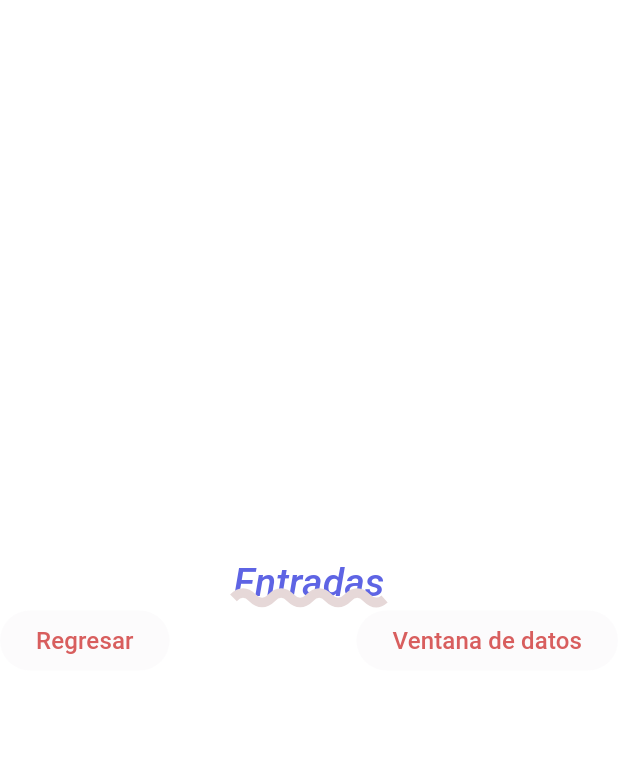
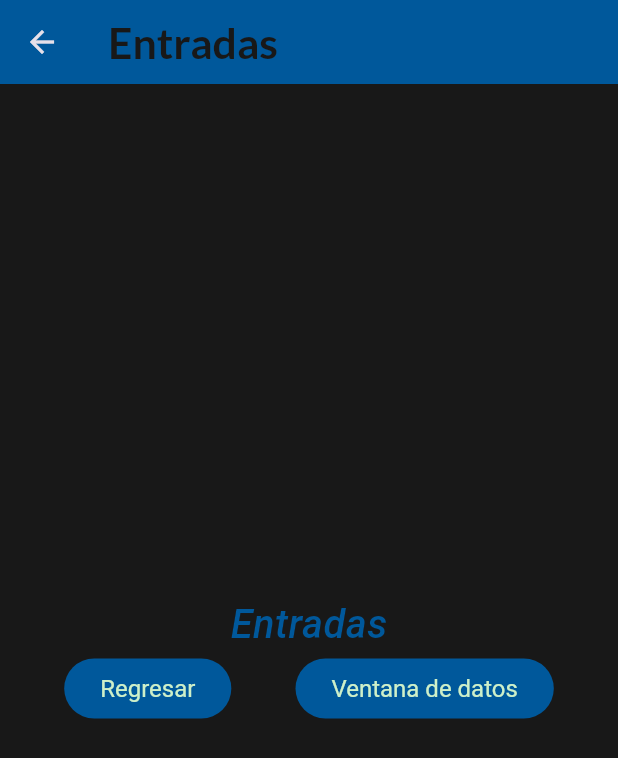
Before and after one commit to PacoDeLuis/componentes_flutter, a Flutter app: the screen it shows after launch, after a tap on "Entradas", on a phone screen of 412 x 824 dp. Shown: the top 758 px of the screen. Run offline on Flutter 3.47's test engine with Material 3 defaults, Android fonts, the phone set to English and light mode, and no system bars; our stand-ins replace google_fonts; Roboto replaces fonts that are missing (Aclonica, Acme).

Commit message:
Changing the AppThme

```diff
--- a/lib/screens/home_screen.dart
+++ b/lib/screens/home_screen.dart
@@ -24,8 +24,14 @@ class HomeScreen extends StatelessWidget {
             ),
             subtitle:  Text('Introduciendo valores',
             style: AppTheme.darkTheme.textTheme.bodySmall),
-            leading: const Icon(Icons.input),
-            trailing: const Icon(Icons.arrow_right_alt_rounded),
+            leading: IconTheme(
+              data: AppTheme.darkTheme.iconTheme,
+              child: const Icon(Icons.input),
+              ),
+            trailing: IconTheme(
+              data: AppTheme.darkTheme.iconTheme,
+              child: const Icon(Icons.arrow_right_alt_rounded),
+              ),
             onTap: () {
               final ruta1 = MaterialPageRoute(builder: (context){
                 return const InputsScreen();
@@ -38,8 +44,14 @@ class HomeScreen extends StatelessWidget {
             title: Text('Listview.builder',
             style: AppTheme.darkTheme.textTheme.headlineLarge,),
             subtitle:  Text('Lista con scroll infinito', style: AppTheme.darkTheme.textTheme.bodySmall),
-            leading: const Icon(Icons.list),
-            trailing: const Icon(Icons.arrow_circle_right_rounded),
+            leading: IconTheme(
+              data: AppTheme.darkTheme.iconTheme,
+              child: const Icon(Icons.list),
+              ),
+            trailing: IconTheme(
+              data: AppTheme.darkTheme.iconTheme,
+              child: const Icon(Icons.arrow_right_alt_rounded),
+              ),
             onTap: () {
               final ruta2 = MaterialPageRoute(builder: (context){
                 return const InfiniteScrollScreen();
@@ -52,8 +64,15 @@ class HomeScreen extends StatelessWidget {
             title: Text('Notificaciones',
             style: AppTheme.darkTheme.textTheme.headlineLarge,),
             subtitle: Text('Mostrar una notificación', style: AppTheme.darkTheme.textTheme.bodySmall),
-            leading: const Icon(Icons.notification_add),
-            trailing: const Icon(Icons.arrow_right_alt_rounded),
+            leading: IconTheme(
+              data: AppTheme.darkTheme.iconTheme,
+              child: const Icon(Icons.notification_add),
+              ),
+
+            trailing: IconTheme(
+              data: AppTheme.darkTheme.iconTheme,
+              child: const Icon(Icons.arrow_right_alt_rounded),
+              ),
             onTap: () {
               final ruta3 = MaterialPageRoute(builder: (context){
                 return const NotificationsScreen();
--- a/lib/screens/inputs_screen.dart
+++ b/lib/screens/inputs_screen.dart
@@ -11,13 +11,17 @@ class InputsScreen extends StatefulWidget {
 class _InputsScreenState extends State<InputsScreen> {
   @override
   Widget build(BuildContext context) {
-    return Column(
+    return Scaffold(
+      appBar: AppBar(
+        title: const Text('Entradas'),
+      ),
+      body: Column(
         mainAxisAlignment: MainAxisAlignment.center,
         children: [Text('Entradas',
         style: AppTheme.darkTheme.textTheme.headlineLarge,
         ),
         Row(
-        mainAxisAlignment: MainAxisAlignment.spaceBetween,
+          mainAxisAlignment: MainAxisAlignment.spaceEvenly,
           children: [
             ElevatedButton(onPressed: null,
             child: Text('Regresar',
@@ -32,6 +36,7 @@ class _InputsScreenState extends State<InputsScreen> {
           ],
         )
         ],
+      ),
     );
   }
 }
--- a/lib/theme/app_theme.dart
+++ b/lib/theme/app_theme.dart
@@ -1,39 +1,61 @@
-//Definicion de los temas de estilo de la app
+// Definición de los temas de estilo de la app
 import 'package:flutter/material.dart';
 import 'package:google_fonts/google_fonts.dart';
 
 class AppTheme{
-  //Constante de color primario
-  static const primaryColor = Color.fromARGB(248, 89, 96, 227);
-  //Constante de color secundariio
-  static const secondaryColor = Color.fromARGB(255, 216, 94, 94);
-  //Constante de color de fondo
-  static const backColor = Color.fromARGB(248, 46, 46, 46);
-
-  //Constante de tema
+  // Constante de color primario
+  static const primaryColor = Color.fromARGB(255, 0, 88, 155);
+  // Constante de color secundario
+  static const secondaryColor = Color.fromARGB(255, 206, 240, 201);
+  // Constante de color de fondo
+  static const backColor = Color.fromARGB(255, 24, 24, 24);
+  // Constante de tema
   static final ThemeData darkTheme = ThemeData.dark().copyWith(
     scaffoldBackgroundColor: backColor,
-        appBarTheme: const AppBarTheme(color: primaryColor,
+    appBarTheme: AppBarTheme(
+      color: primaryColor,
+      titleTextStyle: GoogleFonts.lato(
+        color: backColor,
+        fontSize: 28.5,
+        fontWeight: FontWeight.bold,
+      ),
+    ),
+    iconTheme: const IconThemeData(
+      color: primaryColor,
+      size: 35.0,
+    ),
+    elevatedButtonTheme: ElevatedButtonThemeData(
+      style: ButtonStyle(
+        backgroundColor: MaterialStateProperty.all(
+          primaryColor,
+        ),
+        foregroundColor: MaterialStateProperty.all(
+          Colors.blueAccent
+        ),
+        textStyle: MaterialStateProperty.all(
+          GoogleFonts.pacifico(
+            fontSize: 25.0,
+          )),
+      ),
     ),
     textTheme: TextTheme(
-          //Titulos muy grandes
-          headlineLarge: GoogleFonts.aclonica(
+      // Títulos muy grandes
+      headlineLarge: GoogleFonts.acme(
         color: primaryColor,
-            fontSize: 26.0,
+
+        fontSize: 26.5,
         fontWeight: FontWeight.w500,
         fontStyle: FontStyle.italic,
-            decoration: TextDecoration.underline,
-            decorationColor: const Color.fromARGB(255, 230, 216, 216),
-            decorationStyle: TextDecorationStyle.wavy,
-            decorationThickness: 5.0,
-
+        //decoration: TextDecoration.underline,
+        //decorationColor: Colors.red,
+        //decorationStyle: TextDecorationStyle.wavy,
+        //decorationThickness: 2.0,
       ),
-          //Estilo para texto muy pequeño
-          bodySmall: GoogleFonts.montaguSlab(
+      // Estilo para texto muy pequeño
+      bodySmall: GoogleFonts.anekOdia(
         color: secondaryColor,
         fontSize: 16.0,
-
+      ),
     )
-        ),
   );
 }
```
Lines whose indentation alone changed are shown as unchanged.
